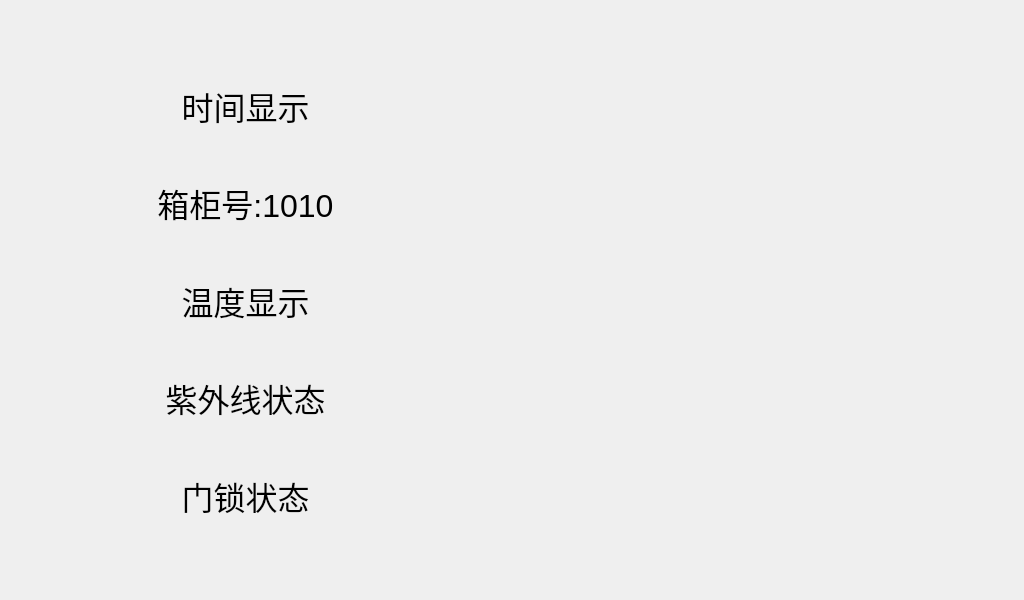
This is ui/mainwindow.ui in Afavorite/RPi_smartcabinet as Qt 5 draws it before an edit. The edited form follows.
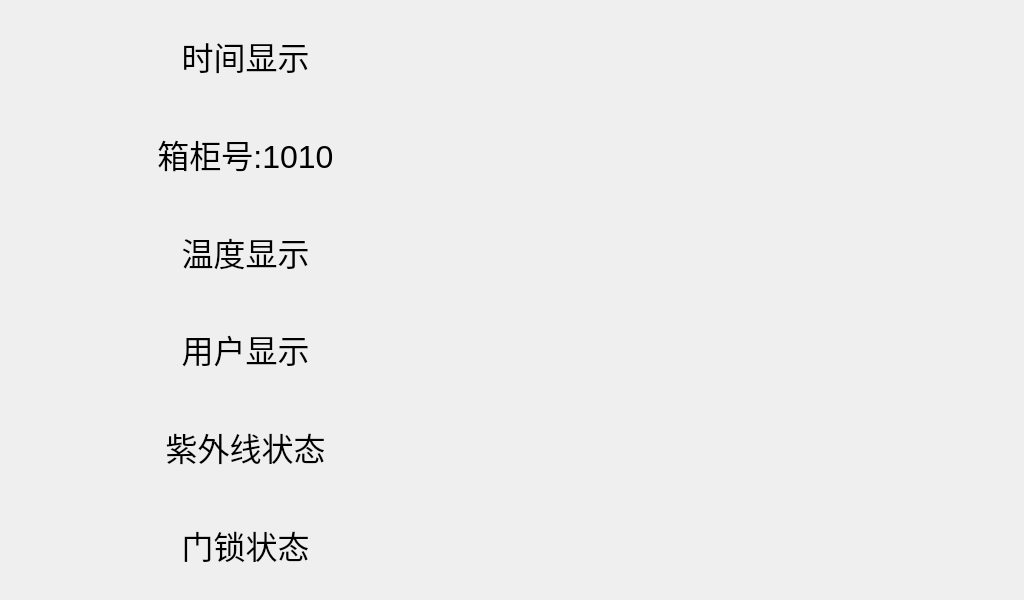
This is the edited form. Icons and pictures are not drawn.

What changed in the file:
```diff
--- a/ui/mainwindow.ui
+++ b/ui/mainwindow.ui
@@ -51,9 +51,9 @@
    <property name="geometry">
     <rect>
      <x>10</x>
-     <y>60</y>
+     <y>10</y>
      <width>471</width>
-     <height>481</height>
+     <height>581</height>
     </rect>
    </property>
    <layout class="QVBoxLayout" name="boxinfo">
@@ -102,6 +102,21 @@
       </property>
      </widget>
     </item>
+    <item>
+     <widget class="QLabel" name="label_displaystatus">
+      <property name="font">
+       <font>
+        <pointsize>24</pointsize>
+       </font>
+      </property>
+      <property name="text">
+       <string>用户显示</string>
+      </property>
+      <property name="alignment">
+       <set>Qt::AlignCenter</set>
+      </property>
+     </widget>
+    </item>
     <item>
      <widget class="QLabel" name="label_displayster">
       <property name="font">
```
